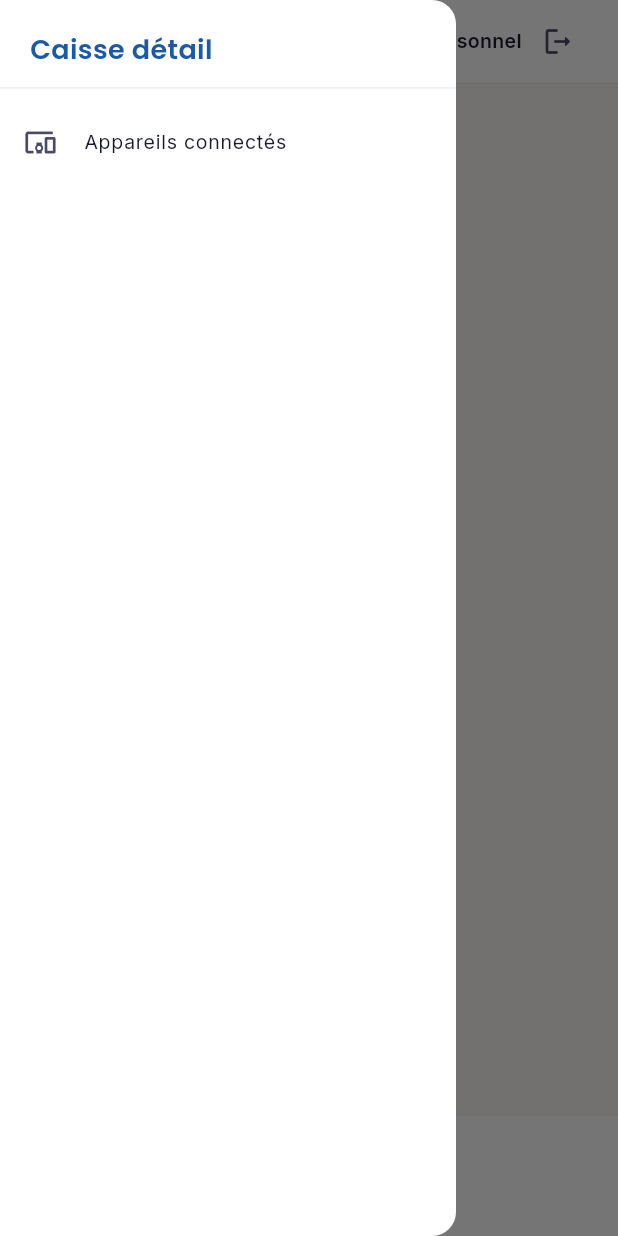
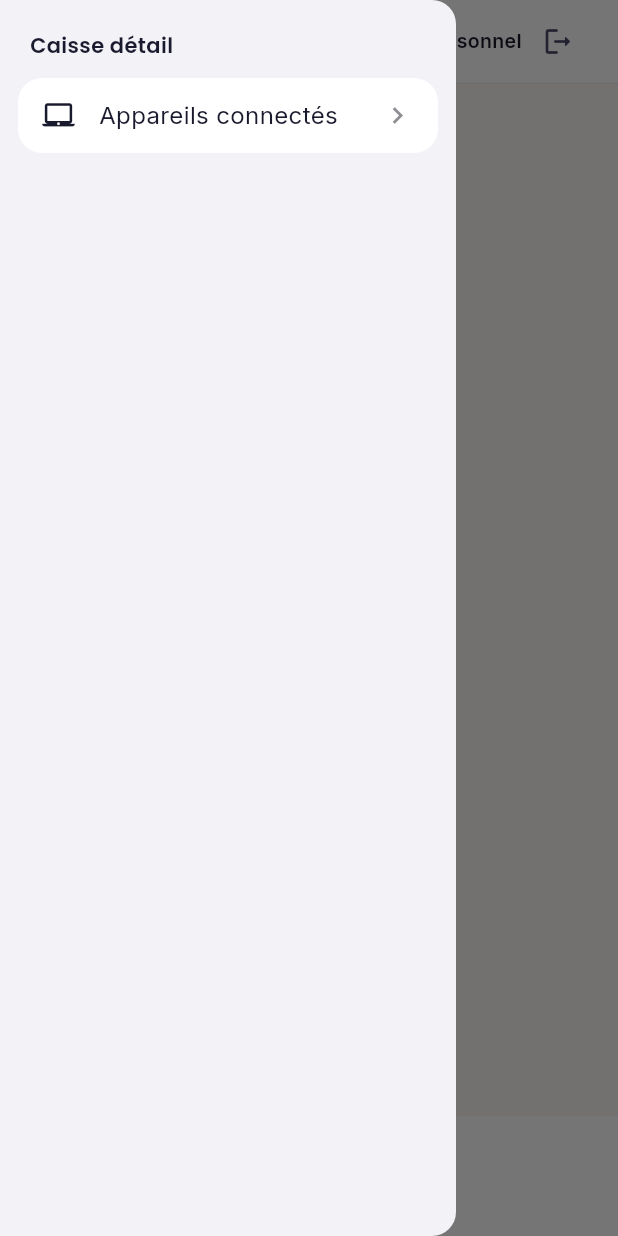
Before and after one commit to Mperonneau/retail_POS, a Flutter app: the _MobileLayout screen opened directly with empty values, with the side drawer open, on a phone screen of 412 x 824 dp. Run offline on Flutter 3.47's test engine with Material 3 defaults, Android fonts, the phone set to English and light mode, and no system bars; our stand-ins replace fl_chart, flutter_riverpod, go_router, google_fonts, pdf, printing and 4 more; missing offline and left inert: dart:js_interop, mobile_scanner; accounts and stored records are empty.

Commit message:
Restyle the mobile side menu as a rounded settings list.
Each destination sits in a white card with an outline icon, label, and chevron, separated by inset dividers.

Co-authored-by: Mperonneau <Mperonneau@users.noreply.github.com>

```diff
--- a/lib/core/navigation/app_shell.dart
+++ b/lib/core/navigation/app_shell.dart
@@ -1309,71 +1309,84 @@ class _MobileSideMenu extends ConsumerWidget {
   Widget build(BuildContext context, WidgetRef ref) {
     final isDark = Theme.of(context).brightness == Brightness.dark;
     final auth = ref.watch(authProvider);
+    final canvas = isDark ? AppColors.darkBackground : const Color(0xFFF2F2F7);
+    final card = isDark ? AppColors.darkSurface : AppColors.white;
     final ink = isDark ? AppColors.warmWhite : AppColors.nearBlack;
-    final muted = isDark ? AppColors.coolGray : AppColors.darkGray;
-    final accent = isDark ? AppColors.skyBlue : AppColors.primaryBlue;
+    final muted = isDark ? AppColors.coolGray : const Color(0xFF8E8E93);
+    final hairline = isDark ? AppColors.darkBorder : const Color(0xFFE5E5EA);
+    final business = (auth.businessName ?? '').isEmpty
+        ? 'Caisse détail'
+        : auth.businessName!;
+    final rows = <_SideMenuRowData>[
+      for (final destination in destinations)
+        _SideMenuRowData(
+          icon: destination.icon,
+          label: destination.label,
+          selected: selectedRoute == destination.route,
+          onTap: () => onSelected(destination.route),
+        ),
+      _SideMenuRowData(
+        icon: Icons.laptop_mac_outlined,
+        label: 'Appareils connectés',
+        selected: selectedRoute == AppRoutes.devices,
+        onTap: () {
+          Navigator.of(context).pop();
+          context.push(AppRoutes.devices);
+        },
+      ),
+    ];
+
     return Drawer(
-      backgroundColor: isDark ? AppColors.darkSurface : AppColors.white,
+      backgroundColor: canvas,
+      surfaceTintColor: Colors.transparent,
       child: SafeArea(
-        child: Column(
-          crossAxisAlignment: CrossAxisAlignment.stretch,
+        child: ListView(
+          padding: const EdgeInsets.fromLTRB(12, 16, 12, 24),
           children: [
             Padding(
-              padding: const EdgeInsets.fromLTRB(20, 20, 20, 12),
+              padding: const EdgeInsets.fromLTRB(8, 4, 8, 12),
               child: Column(
                 crossAxisAlignment: CrossAxisAlignment.start,
                 children: [
                   Text(
-                    (auth.businessName ?? '').isEmpty
-                        ? 'Caisse détail'
-                        : auth.businessName!,
-                    style: AppTextStyles.h2(color: accent),
+                    business,
+                    style: AppTextStyles.h3(color: ink),
                   ),
                   if ((auth.userName ?? '').isNotEmpty) ...[
-                    const SizedBox(height: 4),
-                    Text(auth.userName!, style: AppTextStyles.caption(color: muted)),
+                    const SizedBox(height: 2),
+                    Text(
+                      auth.userName!,
+                      style: AppTextStyles.caption(color: muted),
+                    ),
                   ],
                 ],
               ),
             ),
-            Divider(height: 1, color: isDark ? AppColors.darkBorder : AppColors.lightBlue),
-            Expanded(
-              child: ListView(
-                padding: const EdgeInsets.symmetric(vertical: 8),
-                children: [
-                  for (final destination in destinations)
-                    ListTile(
-                      leading: Icon(
-                        selectedRoute == destination.route
-                            ? destination.selectedIcon
-                            : destination.icon,
-                        color: selectedRoute == destination.route ? accent : muted,
+            DecoratedBox(
+              decoration: BoxDecoration(
+                color: card,
+                borderRadius: BorderRadius.circular(16),
+              ),
+              child: ClipRRect(
+                borderRadius: BorderRadius.circular(16),
+                child: Column(
+                  children: [
+                    for (var i = 0; i < rows.length; i++) ...[
+                      _SideMenuRow(
+                        data: rows[i],
+                        ink: ink,
+                        chevron: muted,
                       ),
-                      title: Text(
-                        destination.label,
-                        style: AppTextStyles.body(
-                          color: selectedRoute == destination.route ? accent : ink,
-                        ).copyWith(
-                          fontWeight: selectedRoute == destination.route
-                              ? FontWeight.w600
-                              : FontWeight.w400,
+                      if (i != rows.length - 1)
+                        Divider(
+                          height: 1,
+                          thickness: 0.6,
+                          indent: 54,
+                          color: hairline,
                         ),
-                      ),
-                      onTap: () => onSelected(destination.route),
-                    ),
-                  Divider(color: isDark ? AppColors.darkBorder : AppColors.lightBlue),
-                  ListTile(
-                    leading: Icon(Icons.devices_other_outlined, color: muted),
-                    title: Text(
-                      'Appareils connectés',
-                      style: AppTextStyles.body(color: ink),
-                    ),
-                    onTap: () {
-                      Navigator.of(context).pop();
-                      context.push(AppRoutes.devices);
-                    },
-                  ),
-                ],
+                    ],
+                  ],
+                ),
               ),
             ),
           ],
@@ -1382,3 +1395,60 @@ class _MobileSideMenu extends ConsumerWidget {
     );
   }
 }
+
+class _SideMenuRowData {
+  const _SideMenuRowData({
+    required this.icon,
+    required this.label,
+    required this.onTap,
+    this.selected = false,
+  });
+
+  final IconData icon;
+  final String label;
+  final VoidCallback onTap;
+  final bool selected;
+}
+
+class _SideMenuRow extends StatelessWidget {
+  const _SideMenuRow({
+    required this.data,
+    required this.ink,
+    required this.chevron,
+  });
+
+  final _SideMenuRowData data;
+  final Color ink;
+  final Color chevron;
+
+  @override
+  Widget build(BuildContext context) {
+    return Material(
+      color: Colors.transparent,
+      child: InkWell(
+        onTap: data.onTap,
+        child: Padding(
+          padding: const EdgeInsets.symmetric(horizontal: 16, vertical: 14),
+          child: Row(
+            children: [
+              Icon(data.icon, size: 22, color: ink),
+              const SizedBox(width: 16),
+              Expanded(
+                child: Text(
+                  data.label,
+                  style: AppTextStyles.body(color: ink).copyWith(
+                    fontSize: 16,
+                    height: 1.2,
+                    fontWeight:
+                        data.selected ? FontWeight.w600 : FontWeight.w400,
+                  ),
+                ),
+              ),
+              Icon(Icons.chevron_right, size: 22, color: chevron),
+            ],
+          ),
+        ),
+      ),
+    );
+  }
+}
```
Also changed, not shown: 1 other file.
